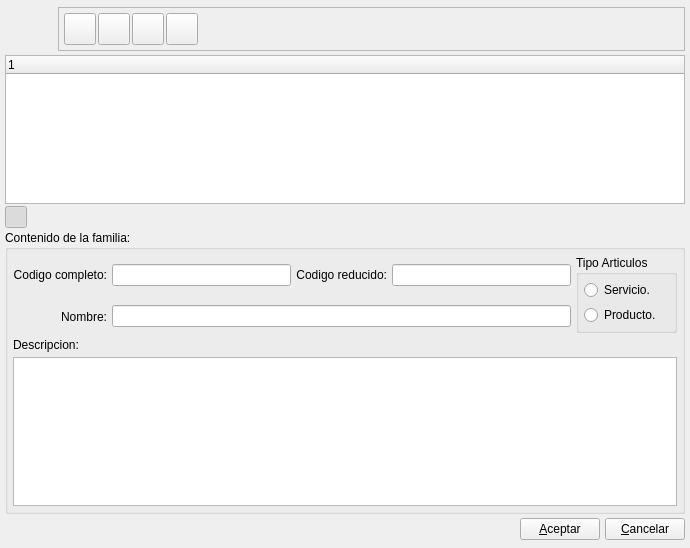
First picture: the form in bulmages/bulmafact/plugins/pluginbf_articulo/familiasbase.ui, repository eboladev/Bulmages-1, before the edit.
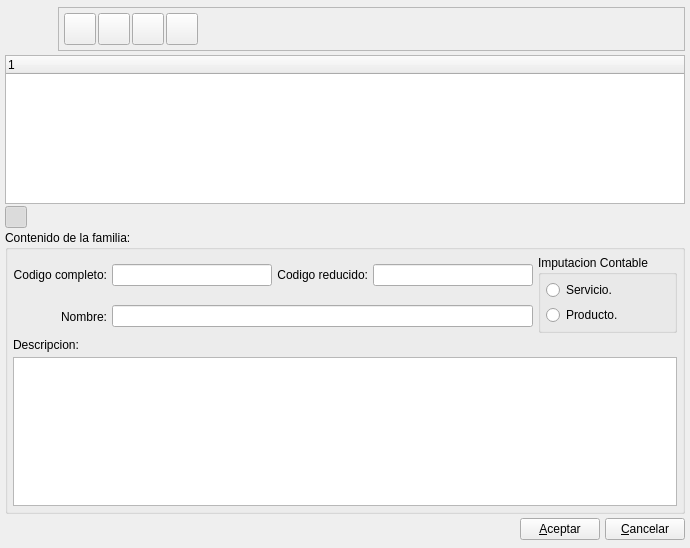
Second picture: the form after the edit. Icons and pictures are not drawn.

Commit message: Arreglo textos

Diff of the .ui file:
```diff
--- a/bulmages/bulmafact/plugins/pluginbf_articulo/familiasbase.ui
+++ b/bulmages/bulmafact/plugins/pluginbf_articulo/familiasbase.ui
@@ -407,10 +407,10 @@
         </property>
        </widget>
       </item>
-      <item rowspan="2" row="0" column="4" >
-       <widget class="QGroupBox" name="groupBox" >
-        <property name="title" >
-         <string>Tipo Articulos</string>
+      <item row="0" column="4" rowspan="2">
+       <widget class="QGroupBox" name="groupBox">
+        <property name="title">
+         <string>Imputacion Contable</string>
         </property>
         <layout class="QVBoxLayout" >
          <property name="spacing" >
@@ -478,7 +478,7 @@
    </item>
   </layout>
  </widget>
- <layoutdefault spacing="2" margin="2" />
+ <layoutdefault spacing="2" margin="2"/>
  <tabstops>
   <tabstop>mui_crear</tabstop>
   <tabstop>mui_borrar</tabstop>
```
Left out of the diff: 283 changed lines with no effect on the pictures. The commit also changes 2 other files.
